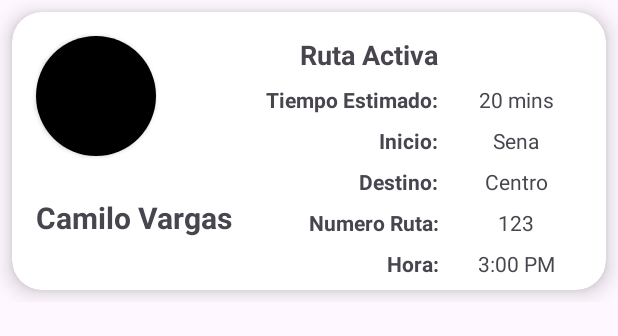
After one commit to Velasco182/Android-II, an Android app: the layout card_view_inicio_item_grid.xml on its own in the app's theme, with its tools: preview values and no code run, on a phone screen of 412 x 824 dp. The commit adds this screen. Shown: the top 336 px of the screen. Run offline under Robolectric (Android 15) with nearby library versions, the phone set to English and light mode, and no system bars; Roboto replaces fonts that are not available here.

Commit message:
Card de inicio avanzado, falta el adaptador y demás

```diff
--- a/Proyectos/pruebaApp/app/src/main/java/com/example/pruebaapp/fragments/MapsFragment.kt
+++ b/Proyectos/pruebaApp/app/src/main/java/com/example/pruebaapp/fragments/MapsFragment.kt
@@ -27,7 +27,7 @@ class MapsFragment : Fragment() , OnMapReadyCallback {
         inflater: LayoutInflater, container: ViewGroup?,
         savedInstanceState: Bundle?
     ): View? {
-        return inflater.inflate(R.layout.fragment_maps, container, false)
+        return inflater.inflate(R.layout.fragment_inicio, container, false)
     }
 
     override fun onViewCreated(view: View, savedInstanceState: Bundle?) {
@@ -39,16 +39,15 @@ class MapsFragment : Fragment() , OnMapReadyCallback {
 
     }
 
-
     override fun onMapReady(map: GoogleMap) {
 
         if (map != null) {
+
             googleMap = map
 
             // Mover la cámara a una ubicación específica (por ejemplo, latitud y longitud)
             val location = LatLng(37.09024, -95.712891)
             googleMap.addMarker(MarkerOptions().position(location).title("Robert Downey Sr. (2022)"))
-
 
             // Agregar más marcadores según sea necesario
             val location1 = LatLng(23.634501, -102.552784)
--- /dev/null
+++ b/Proyectos/pruebaApp/app/src/main/res/layout/card_view_inicio_item_grid.xml
@@ -0,0 +1,182 @@
+<?xml version="1.0" encoding="utf-8"?>
+<LinearLayout xmlns:android="http://schemas.android.com/apk/res/android"
+    xmlns:app="http://schemas.android.com/apk/res-auto"
+    xmlns:tools="http://schemas.android.com/tools"
+    android:layout_width="match_parent"
+    android:layout_height="wrap_content"
+    android:orientation="vertical">
+
+    <androidx.cardview.widget.CardView
+        app:cardCornerRadius="20dp"
+        android:layout_width="match_parent"
+        android:layout_height="wrap_content"
+        android:layout_margin="8dp"
+        app:cardElevation="8dp">
+
+        <androidx.constraintlayout.widget.ConstraintLayout
+            android:layout_width="match_parent"
+            android:layout_height="wrap_content">
+
+            <TextView
+                android:id="@+id/titulo"
+                android:layout_width="wrap_content"
+                android:layout_height="wrap_content"
+                android:layout_marginStart="16dp"
+                android:layout_marginTop="8dp"
+                android:layout_marginBottom="16dp"
+                android:gravity="center"
+                android:text="Camilo Vargas"
+                android:textSize="20sp"
+                android:textStyle="bold"
+                app:layout_constraintBottom_toBottomOf="parent"
+                app:layout_constraintStart_toStartOf="parent"
+                app:layout_constraintTop_toBottomOf="@+id/cardView6" />
+
+            <androidx.cardview.widget.CardView
+                android:id="@+id/cardView6"
+                android:layout_width="80dp"
+                android:layout_height="80dp"
+                android:layout_marginStart="16dp"
+                android:layout_marginTop="16dp"
+                app:cardCornerRadius="40dp"
+                app:layout_constraintStart_toStartOf="parent"
+                app:layout_constraintTop_toTopOf="parent">
+
+                <ImageView
+                    android:id="@+id/icons"
+                    android:layout_width="match_parent"
+                    android:layout_height="match_parent"
+                    android:src="@color/black" />
+
+            </androidx.cardview.widget.CardView>
+
+            <TextView
+                android:id="@+id/hora"
+                android:layout_width="wrap_content"
+                android:layout_height="wrap_content"
+                android:layout_marginTop="8dp"
+                android:layout_marginBottom="8dp"
+                android:gravity="center"
+                android:textStyle="bold"
+                app:layout_constraintBottom_toBottomOf="parent"
+                app:layout_constraintEnd_toEndOf="@+id/rutaActiva"
+                app:layout_constraintTop_toBottomOf="@+id/ruta"
+                tools:text="Hora:" />
+
+            <TextView
+                android:id="@+id/horaRuta"
+                android:layout_width="wrap_content"
+                android:layout_height="wrap_content"
+                android:layout_marginEnd="8dp"
+                android:layout_marginBottom="8dp"
+                android:gravity="center"
+                app:layout_constraintBottom_toBottomOf="parent"
+                app:layout_constraintEnd_toEndOf="parent"
+                app:layout_constraintStart_toEndOf="@+id/hora"
+                tools:text="3:00 PM" />
+
+            <TextView
+                android:id="@+id/ruta"
+                android:layout_width="wrap_content"
+                android:layout_height="wrap_content"
+                android:layout_marginTop="8dp"
+                android:gravity="center"
+                android:textStyle="bold"
+                app:layout_constraintEnd_toEndOf="@+id/estimado"
+                app:layout_constraintTop_toBottomOf="@+id/destino"
+                tools:text="Numero Ruta:" />
+
+            <TextView
+                android:id="@+id/numeroRuta"
+                android:layout_width="wrap_content"
+                android:layout_height="wrap_content"
+                android:layout_marginEnd="8dp"
+                android:layout_marginBottom="8dp"
+                android:gravity="center"
+                app:layout_constraintBottom_toTopOf="@+id/horaRuta"
+                app:layout_constraintEnd_toEndOf="parent"
+                app:layout_constraintStart_toEndOf="@+id/ruta"
+                tools:text="123" />
+
+            <TextView
+                android:id="@+id/rutaActiva"
+                android:layout_width="wrap_content"
+                android:layout_height="wrap_content"
+                android:layout_marginTop="16dp"
+                android:layout_marginEnd="16dp"
+                android:text="Ruta Activa"
+                android:textSize="18sp"
+                android:textStyle="bold"
+                app:layout_constraintEnd_toEndOf="parent"
+                app:layout_constraintStart_toEndOf="@+id/cardView6"
+                app:layout_constraintTop_toTopOf="parent" />
+
+            <TextView
+                android:id="@+id/estimado"
+                android:layout_width="wrap_content"
+                android:layout_height="wrap_content"
+                android:layout_marginTop="8dp"
+                android:text="Tiempo Estimado:"
+                android:textStyle="bold"
+                app:layout_constraintEnd_toEndOf="@+id/rutaActiva"
+                app:layout_constraintTop_toBottomOf="@+id/rutaActiva" />
+
+            <TextView
+                android:id="@+id/inicio"
+                android:layout_width="wrap_content"
+                android:layout_height="wrap_content"
+                android:layout_marginTop="8dp"
+                android:text="Inicio:"
+                android:textStyle="bold"
+                app:layout_constraintEnd_toEndOf="@+id/estimado"
+                app:layout_constraintTop_toBottomOf="@+id/estimado" />
+
+            <TextView
+                android:id="@+id/destino"
+                android:layout_width="wrap_content"
+                android:layout_height="wrap_content"
+                android:layout_marginTop="8dp"
+                android:text="Destino:"
+                android:textStyle="bold"
+                app:layout_constraintEnd_toEndOf="@+id/estimado"
+                app:layout_constraintTop_toBottomOf="@+id/inicio" />
+
+            <TextView
+                android:id="@+id/estimadoRuta"
+                android:layout_width="wrap_content"
+                android:layout_height="wrap_content"
+                android:layout_marginTop="8dp"
+                android:layout_marginEnd="8dp"
+                android:text="20 mins"
+                app:layout_constraintEnd_toEndOf="parent"
+                app:layout_constraintStart_toEndOf="@+id/estimado"
+                app:layout_constraintTop_toBottomOf="@+id/rutaActiva" />
+
+            <TextView
+                android:id="@+id/pInicioRuta"
+                android:layout_width="wrap_content"
+                android:layout_height="wrap_content"
+                android:layout_marginTop="8dp"
+                android:layout_marginEnd="8dp"
+                android:text="Sena"
+                app:layout_constraintEnd_toEndOf="parent"
+                app:layout_constraintStart_toEndOf="@+id/inicio"
+                app:layout_constraintTop_toBottomOf="@+id/estimadoRuta" />
+
+            <TextView
+                android:id="@+id/pDestinoRuta"
+                android:layout_width="wrap_content"
+                android:layout_height="wrap_content"
+                android:layout_marginTop="8dp"
+                android:layout_marginEnd="8dp"
+                android:text="Centro"
+                app:layout_constraintEnd_toEndOf="parent"
+                app:layout_constraintStart_toEndOf="@+id/destino"
+                app:layout_constraintTop_toBottomOf="@+id/pInicioRuta" />
+
+
+        </androidx.constraintlayout.widget.ConstraintLayout>
+
+    </androidx.cardview.widget.CardView>
+
+</LinearLayout>
--- a/Proyectos/pruebaApp/app/src/main/res/layout/fragment_inicio.xml
+++ b/Proyectos/pruebaApp/app/src/main/res/layout/fragment_inicio.xml
@@ -5,6 +5,11 @@
     android:layout_width="match_parent"
     android:layout_height="match_parent"
     tools:context=".fragments.InicioFragment">
+
+    <androidx.recyclerview.widget.RecyclerView
+        android:layout_width="match_parent"
+        android:layout_height="match_parent"
+        android:id="@+id/recyclerInicio"/>
 
     <com.google.android.material.floatingactionbutton.FloatingActionButton
         android:id="@+id/floatingActionButton"
@@ -22,19 +27,4 @@
         android:contentDescription="Agregar Ruta"
         android:focusable="true" />
 
-    <TextView
-        android:layout_width="wrap_content"
-        android:layout_height="wrap_content"
-        android:text="Inicio"
-        android:textAlignment="center"
-        android:textStyle="bold"
-        app:layout_constraintBottom_toBottomOf="parent"
-        app:layout_constraintEnd_toEndOf="parent"
-        app:layout_constraintHorizontal_bias="0.5"
-        app:layout_constraintStart_toStartOf="parent"
-        app:layout_constraintTop_toTopOf="parent"
-        app:layout_constraintVertical_bias="0.5" />
-
-
-
 </androidx.constraintlayout.widget.ConstraintLayout>
--- a/Proyectos/pruebaApp/app/src/main/res/layout/fragment_maps.xml
+++ b/Proyectos/pruebaApp/app/src/main/res/layout/fragment_maps.xml
@@ -5,7 +5,6 @@
     android:layout_width="match_parent"
     android:layout_height="match_parent"
     tools:context=".fragments.MapsFragment">
-
 
     <com.google.android.gms.maps.MapView
         android:id="@+id/map"
```
